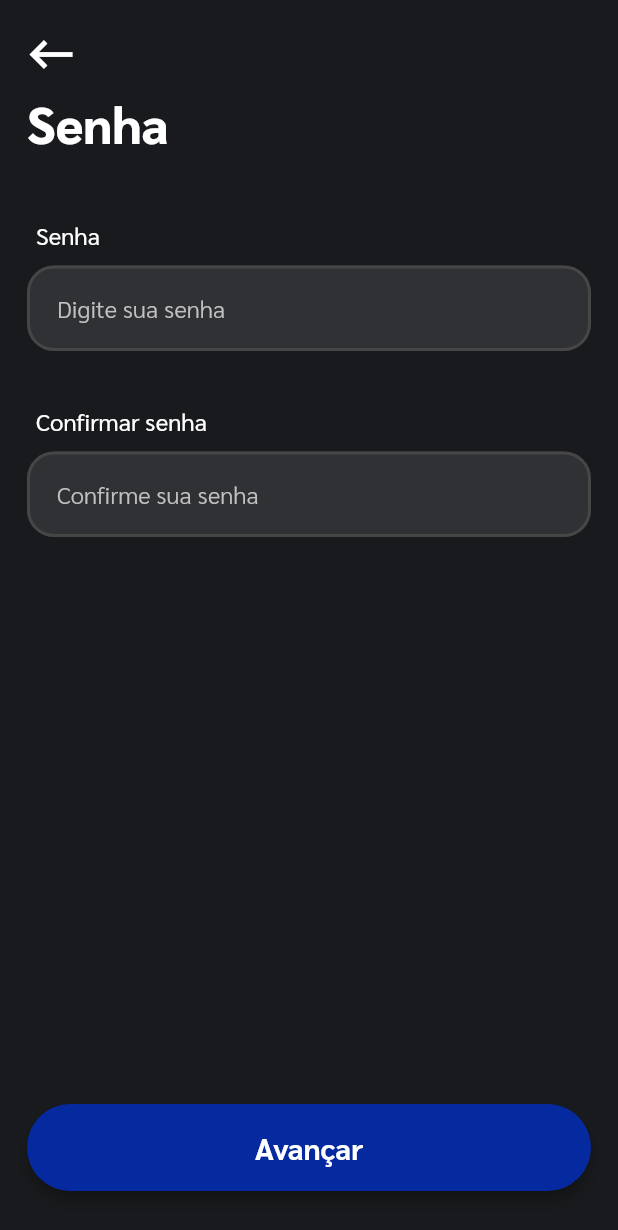
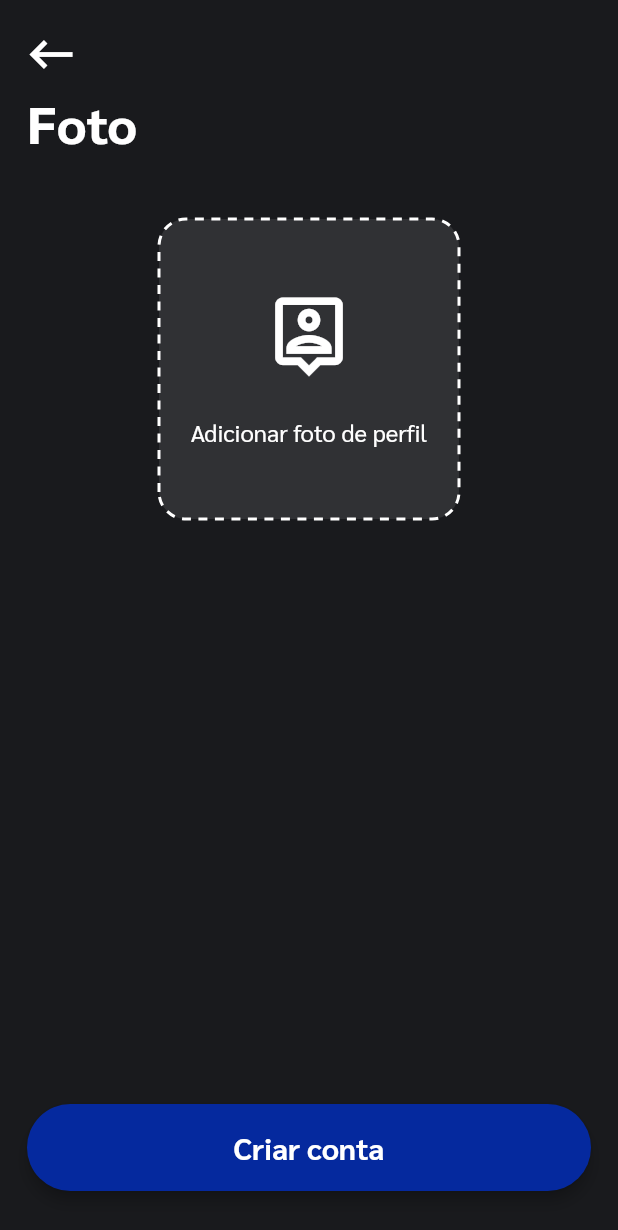
Before and after one commit to GabrielDimaa/my_gift_app, a Flutter app: the screen it shows after launch, on a phone screen of 412 x 824 dp. Shown: the top 1230 px of the screen. Run offline on Flutter 3.47's test engine with Material 2 defaults, Android fonts, the phone set to English and light mode, and no system bars; drawn by our look-alikes of dotted_border; our stand-ins replace cloud_firestore, firebase_auth, firebase_core, firebase_storage, flutter_svg, get; accounts and stored records are empty.

Commit message:
Criado signup photo page

```diff
--- a/lib/app_theme.dart
+++ b/lib/app_theme.dart
@@ -10,7 +10,7 @@ class AppTheme extends StatelessWidget {
     return GetMaterialApp(
       title: 'Desejando',
       debugShowCheckedModeBanner: false,
-      initialRoute: "/signup_password",
+      initialRoute: "/signup_photo",
       themeMode: ThemeMode.dark,
       theme: ThemeData(
         appBarTheme: const AppBarTheme(
--- a/lib/i18n/strings/pt_br.dart
+++ b/lib/i18n/strings/pt_br.dart
@@ -39,6 +39,12 @@ class PtBr implements Translation {
   String get nameHint => "Digite seu nome completo";
 
   @override
+  String get photo => "Foto";
+
+  @override
+  String get addPhotoProfile => "Adicionar foto de perfil";
+
+  @override
   String get enter => "Entrar";
 
   @override
@@ -55,6 +61,9 @@ class PtBr implements Translation {
 
   @override
   String get makeLogin => "Fazer login";
+
+  @override
+  String get createAccount => "Criar conta";
   //endregion
 
   //region Error
--- a/lib/i18n/translation.dart
+++ b/lib/i18n/translation.dart
@@ -12,12 +12,15 @@ abstract class Translation {
   String get confirmPasswordHint;
   String get name;
   String get nameHint;
+  String get photo;
+  String get addPhotoProfile;
   String get enter;
   String get advance;
   String get doNotHaveAccount;
   String get alreadyHaveAccount;
   String get register;
   String get makeLogin;
+  String get createAccount;
   //endregion
 
   //region Errors
--- /dev/null
+++ b/lib/layers/presentation/ui/pages/signup/signup_photo_page.dart
@@ -0,0 +1,80 @@
+import 'package:dotted_border/dotted_border.dart';
+import 'package:flutter/material.dart';
+
+import '../../../../../i18n/resources.dart';
+import '../../components/app_bar/app_bar_default.dart';
+import '../../components/padding/padding_default.dart';
+import '../../components/sized_box_default.dart';
+
+class SignupPhotoPage extends StatefulWidget {
+  const SignupPhotoPage({Key? key}) : super(key: key);
+
+  @override
+  _SignupPhotoPageState createState() => _SignupPhotoPageState();
+}
+
+class _SignupPhotoPageState extends State<SignupPhotoPage> {
+  double get radius => 18;
+
+  @override
+  Widget build(BuildContext context) {
+    return Scaffold(
+      appBar: AppBarDefault(title: R.string.photo),
+      body: SafeArea(
+        child: Padding(
+          padding: const PaddingDefault(),
+          child: Column(
+            crossAxisAlignment: CrossAxisAlignment.stretch,
+            children: [
+              Expanded(
+                child: SingleChildScrollView(
+                  child: Column(
+                    children: [
+                      const SizedBoxDefault(3),
+                      InkWell(
+                        onTap: () {
+                          // TODO: Implementar foto
+                        },
+                        borderRadius: BorderRadius.circular(radius),
+                        child: Ink(
+                          width: 200,
+                          height: 200,
+                          decoration: BoxDecoration(
+                            borderRadius: BorderRadius.circular(radius),
+                            color: Theme.of(context).colorScheme.surface,
+                          ),
+                          child: DottedBorder(
+                            color: Theme.of(context).colorScheme.onBackground,
+                            strokeWidth: 2,
+                            dashPattern: const [6, 5],
+                            borderType: BorderType.RRect,
+                            radius: Radius.circular(radius),
+                            child: Column(
+                              crossAxisAlignment: CrossAxisAlignment.stretch,
+                              mainAxisAlignment: MainAxisAlignment.center,
+                              children: [
+                                const Icon(Icons.person_pin_outlined, size: 60),
+                                const SizedBoxDefault(2),
+                                Text(R.string.addPhotoProfile, textAlign: TextAlign.center),
+                              ],
+                            ),
+                          ),
+                        ),
+                      ),
+                    ],
+                  ),
+                ),
+              ),
+              ElevatedButton(
+                child: Text(R.string.createAccount),
+                onPressed: () {
+                  // TODO: Implementar Avançar
+                },
+              ),
+            ],
+          ),
+        ),
+      ),
+    );
+  }
+}
--- a/lib/routes/routes.dart
+++ b/lib/routes/routes.dart
@@ -3,11 +3,13 @@ import 'package:get/get.dart';
 import '../layers/presentation/ui/pages/login/login_page.dart';
 import '../layers/presentation/ui/pages/signup/signup_page.dart';
 import '../layers/presentation/ui/pages/signup/signup_password_page.dart';
+import '../layers/presentation/ui/pages/signup/signup_photo_page.dart';
 
 class Routes {
   List<GetPage> getRoutes() => [
     GetPage(name: "/login", page: () => const LoginPage()),
     GetPage(name: "/signup", page: () => const SignupPage()),
     GetPage(name: "/signup_password", page: () => const SignupPasswordPage()),
+    GetPage(name: "/signup_photo", page: () => const SignupPhotoPage()),
   ];
 }
--- a/pubspec.yaml
+++ b/pubspec.yaml
@@ -13,6 +13,7 @@ dependencies:
     sdk: flutter
   cloud_firestore: ^3.1.12
   cupertino_icons: ^1.0.4
+  dotted_border: ^2.0.0+2
   firebase_auth: ^3.3.14
   firebase_core: ^1.14.1
   firebase_storage: ^10.2.15
```
Also changed, not shown: pubspec.lock.
